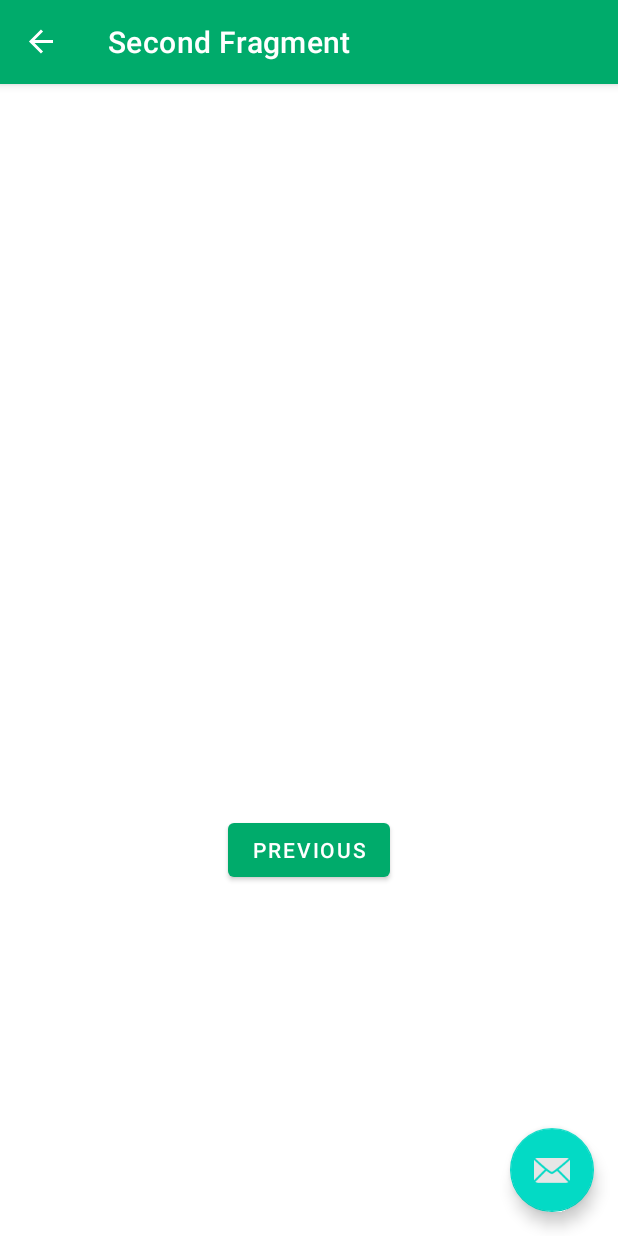
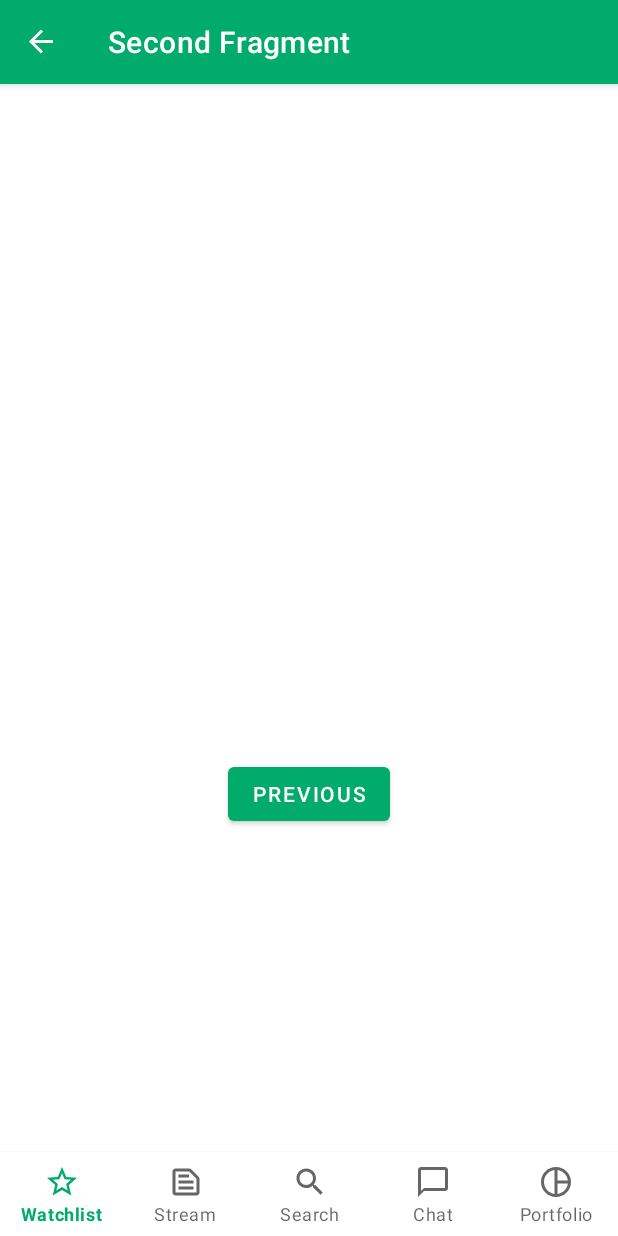
Before and after one commit to sebastianseno/crypto-assessment, an Android app: the SecondFragment screen opened through its navigation route, on a phone screen of 412 x 824 dp. Run offline under Robolectric (Android 15) with nearby library versions, the phone set to English and light mode, and no system bars; our stand-ins replace navigation-ui.

Commit message:
setup menu layout in mainmenu module

```diff
--- a/app/src/main/res/values-night/themes.xml
+++ b/app/src/main/res/values-night/themes.xml
@@ -11,6 +11,8 @@
         <item name="colorOnSecondary">@color/gray_soft</item>
         <!-- Status bar color. -->
         <item name="android:statusBarColor">@color/black</item>
+        <item name="android:windowLightStatusBar">true</item>
+
         <!-- Customize your theme here. -->
     </style>
 </resources>
--- a/app/src/main/res/values/themes.xml
+++ b/app/src/main/res/values/themes.xml
@@ -10,7 +10,8 @@
         <item name="colorSecondaryVariant">@color/teal_700</item>
         <item name="colorOnSecondary">@color/gray_soft</item>
         <!-- Status bar color. -->
-        <item name="android:statusBarColor" tools:targetApi="l">?attr/colorPrimaryVariant</item>
+        <item name="android:statusBarColor">@color/white</item>
+        <item name="android:windowLightStatusBar">true</item>
         <!-- Customize your theme here. -->
     </style>
 </resources>
--- a/mainmenu/src/main/java/com/crypto/mainmenu/FirstFragment.kt
+++ b/mainmenu/src/main/java/com/crypto/mainmenu/FirstFragment.kt
@@ -22,7 +22,7 @@ class FirstFragment : Fragment() {
     override fun onCreateView(
         inflater: LayoutInflater, container: ViewGroup?,
         savedInstanceState: Bundle?
-    ): View? {
+    ): View {
 
         _binding = FragmentFirstBinding.inflate(inflater, container, false)
         return binding.root
--- a/mainmenu/src/main/java/com/crypto/mainmenu/MenuActivity.kt
+++ b/mainmenu/src/main/java/com/crypto/mainmenu/MenuActivity.kt
@@ -26,10 +26,6 @@ class MenuActivity : AppCompatActivity() {
         appBarConfiguration = AppBarConfiguration(navController.graph)
         setupActionBarWithNavController(navController, appBarConfiguration)
 
-        binding.fab.setOnClickListener { view ->
-            Snackbar.make(view, "Replace with your own action", Snackbar.LENGTH_LONG)
-                .setAction("Action", null).show()
-        }
     }
 
     override fun onSupportNavigateUp(): Boolean {
--- a/mainmenu/src/main/java/com/crypto/mainmenu/SecondFragment.kt
+++ b/mainmenu/src/main/java/com/crypto/mainmenu/SecondFragment.kt
@@ -15,18 +15,14 @@ class SecondFragment : Fragment() {
 
     private var _binding: FragmentSecondBinding? = null
 
-    // This property is only valid between onCreateView and
-    // onDestroyView.
     private val binding get() = _binding!!
 
     override fun onCreateView(
         inflater: LayoutInflater, container: ViewGroup?,
         savedInstanceState: Bundle?
-    ): View? {
-
+    ): View {
         _binding = FragmentSecondBinding.inflate(inflater, container, false)
         return binding.root
-
     }
 
     override fun onViewCreated(view: View, savedInstanceState: Bundle?) {
--- /dev/null
+++ b/mainmenu/src/main/res/drawable/ic_chat.xml
@@ -0,0 +1,5 @@
+<vector android:height="24dp" android:tint="#00AB6B"
+    android:viewportHeight="24" android:viewportWidth="24"
+    android:width="24dp" xmlns:android="http://schemas.android.com/apk/res/android">
+    <path android:fillColor="@android:color/white" android:pathData="M20,2L4,2c-1.1,0 -2,0.9 -2,2v18l4,-4h14c1.1,0 2,-0.9 2,-2L22,4c0,-1.1 -0.9,-2 -2,-2zM20,16L6,16l-2,2L4,4h16v12z"/>
+</vector>
--- /dev/null
+++ b/mainmenu/src/main/res/drawable/ic_pie.xml
@@ -0,0 +1,5 @@
+<vector android:height="24dp" android:tint="#00AB6B"
+    android:viewportHeight="24" android:viewportWidth="24"
+    android:width="24dp" xmlns:android="http://schemas.android.com/apk/res/android">
+    <path android:fillColor="@android:color/white" android:pathData="M12,2C6.48,2 2,6.48 2,12s4.48,10 10,10 10,-4.48 10,-10S17.52,2 12,2zM19.93,11L13,11L13,4.07c3.61,0.45 6.48,3.32 6.93,6.93zM4,12c0,-4.07 3.06,-7.44 7,-7.93v15.86c-3.94,-0.49 -7,-3.86 -7,-7.93zM13,19.93L13,13h6.93c-0.45,3.61 -3.32,6.48 -6.93,6.93z"/>
+</vector>
--- /dev/null
+++ b/mainmenu/src/main/res/drawable/ic_search.xml
@@ -0,0 +1,5 @@
+<vector android:height="24dp" android:tint="#00AB6B"
+    android:viewportHeight="24" android:viewportWidth="24"
+    android:width="24dp" xmlns:android="http://schemas.android.com/apk/res/android">
+    <path android:fillColor="@android:color/white" android:pathData="M15.5,14h-0.79l-0.28,-0.27C15.41,12.59 16,11.11 16,9.5 16,5.91 13.09,3 9.5,3S3,5.91 3,9.5 5.91,16 9.5,16c1.61,0 3.09,-0.59 4.23,-1.57l0.27,0.28v0.79l5,4.99L20.49,19l-4.99,-5zM9.5,14C7.01,14 5,11.99 5,9.5S7.01,5 9.5,5 14,7.01 14,9.5 11.99,14 9.5,14z"/>
+</vector>
--- /dev/null
+++ b/mainmenu/src/main/res/drawable/ic_star.xml
@@ -0,0 +1,5 @@
+<vector android:height="24dp" android:tint="#00AB6B"
+    android:viewportHeight="24" android:viewportWidth="24"
+    android:width="24dp" xmlns:android="http://schemas.android.com/apk/res/android">
+    <path android:fillColor="@android:color/white" android:pathData="M22,9.24l-7.19,-0.62L12,2 9.19,8.63 2,9.24l5.46,4.73L5.82,21 12,17.27 18.18,21l-1.63,-7.03L22,9.24zM12,15.4l-3.76,2.27 1,-4.28 -3.32,-2.88 4.38,-0.38L12,6.1l1.71,4.04 4.38,0.38 -3.32,2.88 1,4.28L12,15.4z"/>
+</vector>
--- /dev/null
+++ b/mainmenu/src/main/res/drawable/ic_stream.xml
@@ -0,0 +1,5 @@
+<vector android:height="24dp" android:tint="#00AB6B"
+    android:viewportHeight="24" android:viewportWidth="24"
+    android:width="24dp" xmlns:android="http://schemas.android.com/apk/res/android">
+    <path android:fillColor="@android:color/white" android:pathData="M14.17,5L19,9.83V19H5V5L14.17,5L14.17,5M14.17,3H5C3.9,3 3,3.9 3,5v14c0,1.1 0.9,2 2,2h14c1.1,0 2,-0.9 2,-2V9.83c0,-0.53 -0.21,-1.04 -0.59,-1.41l-4.83,-4.83C15.21,3.21 14.7,3 14.17,3L14.17,3zM7,15h10v2H7V15zM7,11h10v2H7V11zM7,7h7v2H7V7z"/>
+</vector>
--- a/mainmenu/src/main/res/layout/activity_menu.xml
+++ b/mainmenu/src/main/res/layout/activity_menu.xml
@@ -1,9 +1,12 @@
 <?xml version="1.0" encoding="utf-8"?>
-<androidx.coordinatorlayout.widget.CoordinatorLayout xmlns:android="http://schemas.android.com/apk/res/android"
+<LinearLayout xmlns:android="http://schemas.android.com/apk/res/android"
     xmlns:app="http://schemas.android.com/apk/res-auto"
     xmlns:tools="http://schemas.android.com/tools"
     android:layout_width="match_parent"
     android:layout_height="match_parent"
+    android:orientation="vertical"
+    android:fillViewport="true"
+    android:fitsSystemWindows="true"
     tools:context=".MenuActivity">
 
     <com.google.android.material.appbar.AppBarLayout
@@ -20,14 +23,21 @@
 
     </com.google.android.material.appbar.AppBarLayout>
 
-    <include layout="@layout/content_menu" />
+    <fragment
+        android:id="@+id/nav_host_fragment_content_menu"
+        android:name="androidx.navigation.fragment.NavHostFragment"
+        android:layout_width="match_parent"
+        android:layout_height="0dp"
+        android:layout_weight="1"
+        app:defaultNavHost="true"
+        app:navGraph="@navigation/nav_graph" />
 
-    <com.google.android.material.floatingactionbutton.FloatingActionButton
-        android:id="@+id/fab"
-        android:layout_width="wrap_content"
+    <com.google.android.material.bottomnavigation.BottomNavigationView
+        android:id="@+id/bottomNav"
+        android:layout_width="match_parent"
         android:layout_height="wrap_content"
-        android:layout_gravity="bottom|end"
-        android:layout_margin="@dimen/fab_margin"
-        app:srcCompat="@android:drawable/ic_dialog_email" />
+        app:elevation="2dp"
+        app:labelVisibilityMode="labeled"
+        app:menu="@menu/bottom_nav" />
 
-</androidx.coordinatorlayout.widget.CoordinatorLayout>
+</LinearLayout>
--- /dev/null
+++ b/mainmenu/src/main/res/menu/bottom_nav.xml
@@ -0,0 +1,23 @@
+<?xml version="1.0" encoding="utf-8"?>
+<menu xmlns:android="http://schemas.android.com/apk/res/android">
+    <item
+        android:id="@+id/homeFragment"
+        android:icon="@drawable/ic_star"
+        android:title="Watchlist" />
+    <item
+        android:id="@+id/outletListFragment"
+        android:icon="@drawable/ic_stream"
+        android:title="Stream" />
+    <item
+        android:id="@+id/transactionFragment"
+        android:icon="@drawable/ic_search"
+        android:title="Search" />
+    <item
+        android:id="@+id/profileFragment"
+        android:icon="@drawable/ic_chat"
+        android:title="Chat" />
+    <item
+        android:id="@+id/portfolio"
+        android:icon="@drawable/ic_pie"
+        android:title="Portfolio" />
+</menu>
```
Also changed, not shown: app/src/main/java/com/crypto/assessment/LoginActivity.kt (+5 -15 lines), app/src/main/res/layout/activity_main.xml (+27 -20 lines).
